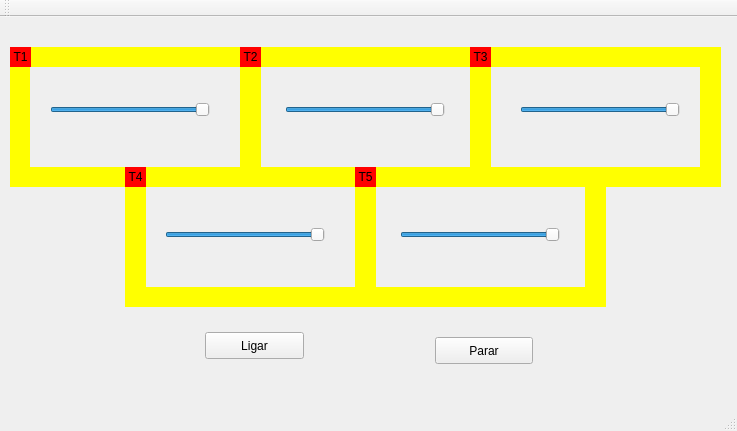
Old version of the form mainwindow.ui in the repository Ipojuca/Trab2_1_Trem.
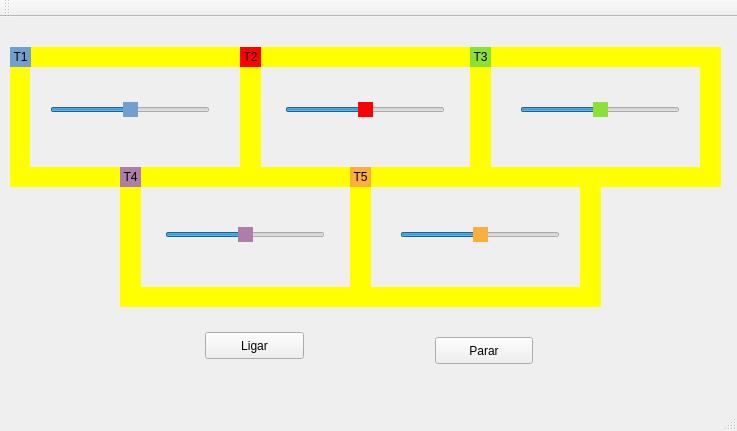
New version of the form.

Patch:
```diff
--- a/mainwindow.ui
+++ b/mainwindow.ui
@@ -23,8 +23,11 @@
       <height>20</height>
      </rect>
     </property>
+    <property name="autoFillBackground">
+     <bool>false</bool>
+    </property>
     <property name="styleSheet">
-     <string notr="true">QLabel { background: red}</string>
+     <string notr="true">QLabel { background: rgb(114, 159, 207)}</string>
     </property>
     <property name="text">
      <string>T1</string>
@@ -52,7 +55,7 @@
    <widget class="QLabel" name="label_trilho2">
     <property name="geometry">
      <rect>
-      <x>145</x>
+      <x>140</x>
       <y>270</y>
       <width>210</width>
       <height>20</height>
@@ -68,7 +71,7 @@
    <widget class="QLabel" name="label_trilho3">
     <property name="geometry">
      <rect>
-      <x>355</x>
+      <x>350</x>
       <y>170</y>
       <width>21</width>
       <height>120</height>
@@ -158,7 +161,7 @@
    <widget class="QLabel" name="label_trilho2_2">
     <property name="geometry">
      <rect>
-      <x>375</x>
+      <x>370</x>
       <y>270</y>
       <width>210</width>
       <height>20</height>
@@ -289,7 +292,7 @@
    <widget class="QLabel" name="label_trilho3_4">
     <property name="geometry">
      <rect>
-      <x>125</x>
+      <x>120</x>
       <y>170</y>
       <width>21</width>
       <height>120</height>
@@ -305,7 +308,7 @@
    <widget class="QLabel" name="label_trilho3_5">
     <property name="geometry">
      <rect>
-      <x>585</x>
+      <x>580</x>
       <y>170</y>
       <width>21</width>
       <height>120</height>
@@ -328,7 +331,7 @@
      </rect>
     </property>
     <property name="styleSheet">
-     <string notr="true">QLabel { background: red}</string>
+     <string notr="true">QLabel { background: rgb(138, 226, 52)}</string>
     </property>
     <property name="text">
      <string>T3</string>
@@ -340,14 +343,14 @@
    <widget class="QLabel" name="label_trem4">
     <property name="geometry">
      <rect>
-      <x>125</x>
+      <x>120</x>
       <y>150</y>
       <width>21</width>
       <height>20</height>
      </rect>
     </property>
     <property name="styleSheet">
-     <string notr="true">QLabel { background: red}</string>
+     <string notr="true">QLabel { background: rgb(173, 127, 168)}</string>
     </property>
     <property name="text">
      <string>T4</string>
@@ -359,14 +362,14 @@
    <widget class="QLabel" name="label_trem5">
     <property name="geometry">
      <rect>
-      <x>355</x>
+      <x>350</x>
       <y>150</y>
       <width>21</width>
       <height>20</height>
      </rect>
     </property>
     <property name="styleSheet">
-     <string notr="true">QLabel { background: red}</string>
+     <string notr="true">QLabel { background: rgb(252, 175, 62)}</string>
     </property>
     <property name="text">
      <string>T5</string>
@@ -384,6 +387,9 @@
       <height>16</height>
      </rect>
     </property>
+    <property name="styleSheet">
+     <string notr="true">QSlider::handle:horizontal {background: rgb(114, 159, 207)}</string>
+    </property>
     <property name="minimum">
      <number>0</number>
     </property>
@@ -394,7 +400,7 @@
      <number>100</number>
     </property>
     <property name="value">
-     <number>1000</number>
+     <number>500</number>
     </property>
     <property name="orientation">
      <enum>Qt::Horizontal</enum>
@@ -418,6 +424,9 @@
       <height>16</height>
      </rect>
     </property>
+    <property name="styleSheet">
+     <string notr="true">QSlider::handle:horizontal {background: red}</string>
+    </property>
     <property name="minimum">
      <number>0</number>
     </property>
@@ -428,7 +437,7 @@
      <number>100</number>
     </property>
     <property name="value">
-     <number>1000</number>
+     <number>500</number>
     </property>
     <property name="orientation">
      <enum>Qt::Horizontal</enum>
@@ -452,6 +461,12 @@
       <height>16</height>
      </rect>
     </property>
+    <property name="autoFillBackground">
+     <bool>false</bool>
+    </property>
+    <property name="styleSheet">
+     <string notr="true">QSlider::handle:horizontal {background: rgb(138, 226, 52)}</string>
+    </property>
     <property name="minimum">
      <number>0</number>
     </property>
@@ -462,7 +477,7 @@
      <number>100</number>
     </property>
     <property name="value">
-     <number>1000</number>
+     <number>500</number>
     </property>
     <property name="orientation">
      <enum>Qt::Horizontal</enum>
@@ -486,6 +501,9 @@
       <height>16</height>
      </rect>
     </property>
+    <property name="styleSheet">
+     <string notr="true">QSlider::handle:horizontal {background: rgb(173, 127, 168)}</string>
+    </property>
     <property name="minimum">
      <number>0</number>
     </property>
@@ -496,7 +514,7 @@
      <number>100</number>
     </property>
     <property name="value">
-     <number>1000</number>
+     <number>500</number>
     </property>
     <property name="orientation">
      <enum>Qt::Horizontal</enum>
@@ -520,6 +538,9 @@
       <height>16</height>
      </rect>
     </property>
+    <property name="styleSheet">
+     <string notr="true">QSlider::handle:horizontal {background: rgb(252, 175, 62)}</string>
+    </property>
     <property name="minimum">
      <number>0</number>
     </property>
@@ -530,7 +551,7 @@
      <number>100</number>
     </property>
     <property name="value">
-     <number>1000</number>
+     <number>500</number>
     </property>
     <property name="orientation">
      <enum>Qt::Horizontal</enum>
```
